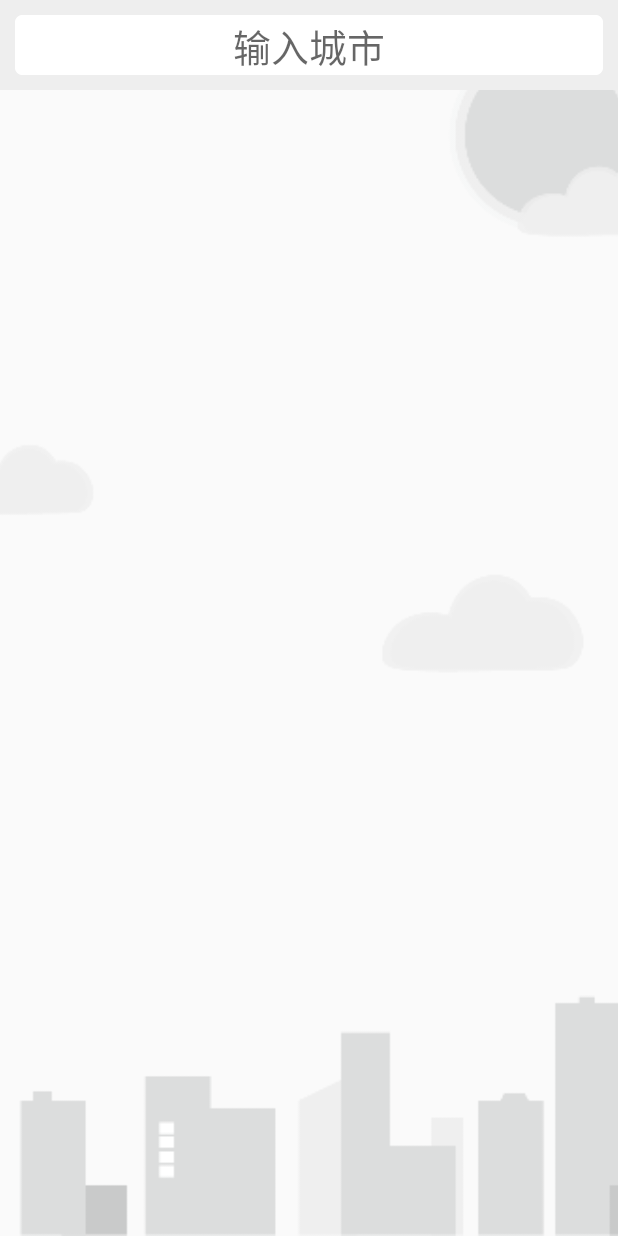
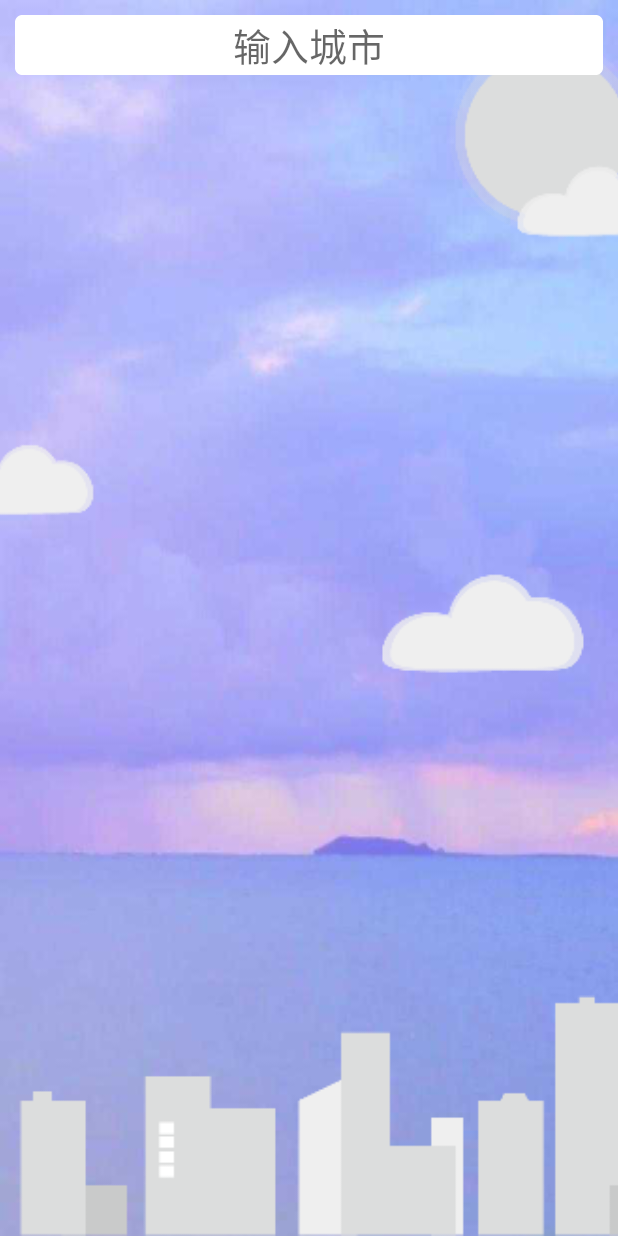
Before and after one commit to SaltedFish-Extreme/SunnyWeather, an Android app: the screen it shows after launch (MainActivity), on a phone screen of 412 x 824 dp. Run offline under Robolectric (Android 15) with nearby library versions, the phone set to English and light mode, and no system bars; 1 statement that could not run was skipped.

Commit message:
<feat> 实现主界面及天气界面状态栏沉浸

```diff
--- a/app/src/main/java/com/example/sunnyweather/MainActivity.kt
+++ b/app/src/main/java/com/example/sunnyweather/MainActivity.kt
@@ -2,10 +2,13 @@ package com.example.sunnyweather
 
 import android.os.Bundle
 import androidx.appcompat.app.AppCompatActivity
+import androidx.core.view.WindowCompat
 
 class MainActivity : AppCompatActivity() {
     override fun onCreate(savedInstanceState: Bundle?) {
         super.onCreate(savedInstanceState)
         setContentView(R.layout.activity_main)
+        //设置状态栏沉浸
+        WindowCompat.setDecorFitsSystemWindows(window, false)
     }
 }
--- a/app/src/main/java/com/example/sunnyweather/ui/weather/WeatherActivity.kt
+++ b/app/src/main/java/com/example/sunnyweather/ui/weather/WeatherActivity.kt
@@ -8,6 +8,7 @@ import android.widget.TextView
 import android.widget.Toast
 import androidx.activity.viewModels
 import androidx.appcompat.app.AppCompatActivity
+import androidx.core.view.WindowCompat
 import androidx.lifecycle.ViewModelProvider
 import com.example.sunnyweather.R
 import com.example.sunnyweather.logic.model.Weather
@@ -34,6 +35,8 @@ class WeatherActivity : AppCompatActivity() {
     override fun onCreate(savedInstanceState: Bundle?) {
         super.onCreate(savedInstanceState)
         setContentView(R.layout.activity_weather)
+        //设置状态栏沉浸
+        WindowCompat.setDecorFitsSystemWindows(window, false)
         //设置标题太长触发走马灯效果
         locationName.ellipsize = TextUtils.TruncateAt.MARQUEE
         locationName.isSelected = true
--- a/app/src/main/res/layout/activity_weather.xml
+++ b/app/src/main/res/layout/activity_weather.xml
@@ -12,6 +12,7 @@
     <LinearLayout
         android:layout_width="match_parent"
         android:layout_height="wrap_content"
+        android:fitsSystemWindows="true"
         android:orientation="vertical">
         <!--引入实时天气布局-->
         <include layout="@layout/now" />
--- a/app/src/main/res/layout/fragment_location.xml
+++ b/app/src/main/res/layout/fragment_location.xml
@@ -2,7 +2,8 @@
 <RelativeLayout xmlns:android="http://schemas.android.com/apk/res/android"
     android:layout_width="match_parent"
     android:layout_height="match_parent"
-    android:background="?android:attr/windowBackground">
+    android:background="@drawable/bg_weather"
+    android:fitsSystemWindows="true">
 
     <ImageView
         android:id="@+id/bgImageView"
@@ -16,8 +17,7 @@
     <FrameLayout
         android:id="@+id/actionBarLayout"
         android:layout_width="match_parent"
-        android:layout_height="60dp"
-        android:background="#eeeeee">
+        android:layout_height="60dp">
 
         <EditText
             android:id="@+id/searchLocationEdit"
@@ -31,7 +31,6 @@
             android:importantForAutofill="no"
             android:inputType="text"
             android:paddingHorizontal="10dp"
-            android:paddingTop="5dp"
             android:textSize="25sp" />
     </FrameLayout>
 
```
